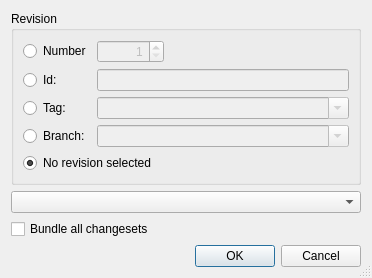
testmana2/test, file Plugins/VcsPlugins/vcsMercurial/HgBundleDialog.ui: the form before one commit.
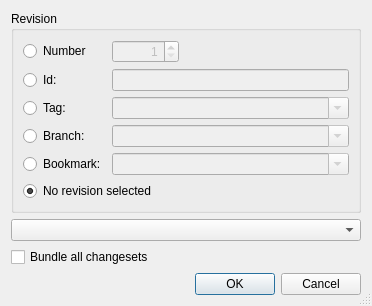
The form after the commit.

Commit message: Continued with Mercurial bookmark support.

Patch:
```diff
--- a/Plugins/VcsPlugins/vcsMercurial/HgBundleDialog.ui
+++ b/Plugins/VcsPlugins/vcsMercurial/HgBundleDialog.ui
@@ -131,7 +131,36 @@
         </property>
        </widget>
       </item>
-      <item row="4" column="0" colspan="3">
+      <item row="4" column="0">
+       <widget class="QRadioButton" name="bookmarkButton">
+        <property name="toolTip">
+         <string>Select to specify a revision by a bookmark</string>
+        </property>
+        <property name="text">
+         <string>Bookmark:</string>
+        </property>
+       </widget>
+      </item>
+      <item row="4" column="1" colspan="2">
+       <widget class="QComboBox" name="bookmarkCombo">
+        <property name="enabled">
+         <bool>false</bool>
+        </property>
+        <property name="sizePolicy">
+         <sizepolicy hsizetype="Expanding" vsizetype="Fixed">
+          <horstretch>0</horstretch>
+          <verstretch>0</verstretch>
+         </sizepolicy>
+        </property>
+        <property name="toolTip">
+         <string>Enter a bookmark name</string>
+        </property>
+        <property name="editable">
+         <bool>true</bool>
+        </property>
+       </widget>
+      </item>
+      <item row="5" column="0" colspan="3">
        <widget class="QRadioButton" name="noneButton">
         <property name="toolTip">
          <string>Select to not specify a specific revision</string>
```
Left out of the diff: 26 changed lines with no effect on the pictures. The commit also changes 17 other files.
